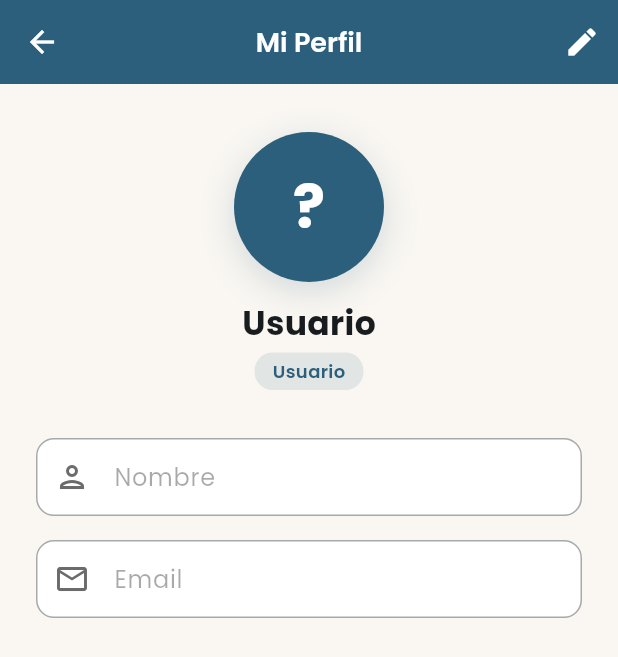
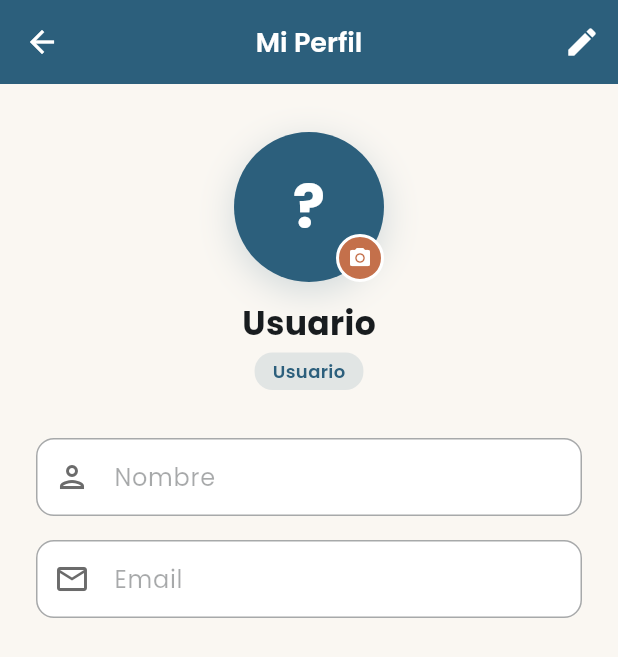
Before and after one commit to DanielMVenzala/frontIncidenciasFlutter, a Flutter app: the DashboardPage screen opened by its route, after a tap on "Mi perfil", on a phone screen of 412 x 824 dp. Shown: the top 657 px of the screen. Run offline on Flutter 3.47's test engine with Material 3 defaults, Android fonts, the phone set to English and light mode, and no system bars; our stand-ins replace dio, fl_chart, flutter_secure_storage, go_router, google_fonts, google_maps_flutter and 1 more; accounts and stored records are empty.

Commit message:
feat: añadir foto de perfil con subida a Cloudinary desde cámara o galería

```diff
--- a/lib/models/user_model.dart
+++ b/lib/models/user_model.dart
@@ -6,6 +6,7 @@ class UserModel {
   final String email;
   final String role;
   final bool bloqueado;
+  final String? profilePhoto;
 
   UserModel({
     required this.id,
@@ -13,9 +14,11 @@ class UserModel {
     required this.email,
     required this.role,
     this.bloqueado = false,
+    this.profilePhoto,
   });
 
   bool get isAdmin => role == 'admin';
+  bool get hasProfilePhoto => profilePhoto != null && profilePhoto!.isNotEmpty;
 
   factory UserModel.fromJson(Map<String, dynamic> json) {
     return UserModel(
@@ -24,6 +27,7 @@ class UserModel {
       email: json['email'] ?? '',
       role: json['rol'] ?? 'usuario',
       bloqueado: json['bloqueado'] ?? false,
+      profilePhoto: json['fotoPerfil'],
     );
   }
 
--- a/lib/presentation/pages/dashboard_page.dart
+++ b/lib/presentation/pages/dashboard_page.dart
@@ -55,11 +55,15 @@ class DashboardPage extends StatelessWidget {
                 ),
                 child: Row(
                   children: [
-                    // Avatar
+                    // Avatar (muestra foto de perfil si existe)
                     CircleAvatar(
                       radius: 28,
                       backgroundColor: Colors.white.withValues(alpha: 0.2),
-                      child: Text(
+                      backgroundImage: user?.hasProfilePhoto == true
+                          ? NetworkImage(user!.profilePhoto!)
+                          : null,
+                      child: user?.hasProfilePhoto != true
+                          ? Text(
                               (user?.name.isNotEmpty == true)
                                   ? user!.name[0].toUpperCase()
                                   : '?',
@@ -68,7 +72,8 @@ class DashboardPage extends StatelessWidget {
                                 fontWeight: FontWeight.bold,
                                 color: Colors.white,
                               ),
-                      ),
+                            )
+                          : null,
                     ),
                     const SizedBox(width: 16),
                     Expanded(
--- a/lib/presentation/pages/profile_page.dart
+++ b/lib/presentation/pages/profile_page.dart
@@ -1,7 +1,9 @@
 import 'package:flutter/material.dart';
+import 'package:image_picker/image_picker.dart';
 import 'package:provider/provider.dart';
 import '../../config/app_colors.dart';
 import '../../providers/auth_provider.dart';
+import '../../services/incident_service.dart';
 
 class ProfilePage extends StatefulWidget {
   const ProfilePage({super.key});
@@ -22,6 +24,8 @@ class _ProfilePageState extends State<ProfilePage> {
   bool _obscureOld = true;
   bool _obscureNew = true;
   bool _obscureConfirm = true;
+  bool _uploadingPhoto = false;
+  final ImagePicker _picker = ImagePicker();
 
   @override
   void initState() {
@@ -39,6 +43,74 @@ class _ProfilePageState extends State<ProfilePage> {
     _newPasswordController.dispose();
     _confirmPasswordController.dispose();
     super.dispose();
+  }
+
+  /// Muestra opciones para elegir foto de perfil (cámara o galería),
+  /// la sube a Cloudinary y actualiza el perfil del usuario.
+  Future<void> _changeProfilePhoto() async {
+    final source = await showModalBottomSheet<ImageSource>(
+      context: context,
+      shape: const RoundedRectangleBorder(
+        borderRadius: BorderRadius.vertical(top: Radius.circular(20)),
+      ),
+      builder: (ctx) => SafeArea(
+        child: Padding(
+          padding: const EdgeInsets.symmetric(vertical: 16),
+          child: Column(
+            mainAxisSize: MainAxisSize.min,
+            children: [
+              ListTile(
+                leading: const Icon(Icons.camera_alt),
+                title: const Text('Hacer una foto'),
+                onTap: () => Navigator.pop(ctx, ImageSource.camera),
+              ),
+              ListTile(
+                leading: const Icon(Icons.photo_library),
+                title: const Text('Elegir de la galería'),
+                onTap: () => Navigator.pop(ctx, ImageSource.gallery),
+              ),
+            ],
+          ),
+        ),
+      ),
+    );
+
+    if (source == null || !mounted) return;
+
+    final pickedFile = await _picker.pickImage(
+      source: source,
+      maxWidth: 512,
+      maxHeight: 512,
+      imageQuality: 85,
+    );
+    if (pickedFile == null || !mounted) return;
+
+    setState(() => _uploadingPhoto = true);
+    try {
+      // Capturar servicios antes del await para evitar uso de context tras async gap
+      final incidentService = context.read<IncidentService>();
+      final authProvider = context.read<AuthProvider>();
+
+      // Reutilizar el endpoint de subida de imágenes a Cloudinary
+      final url = await incidentService.uploadImage(pickedFile.path);
+
+      // Actualizar el perfil con la URL de la foto
+      await authProvider.updateProfile({'fotoPerfil': url});
+
+      if (mounted) {
+        ScaffoldMessenger.of(context).showSnackBar(
+          const SnackBar(content: Text('Foto de perfil actualizada')),
+        );
+      }
+    } catch (_) {
+      if (mounted) {
+        ScaffoldMessenger.of(context).showSnackBar(
+          const SnackBar(content: Text('Error al subir la foto')),
+        );
+      }
+    } finally {
+      if (mounted) setState(() => _uploadingPhoto = false);
+    }
   }
 
   Future<void> _save() async {
@@ -93,7 +165,11 @@ class _ProfilePageState extends State<ProfilePage> {
             children: [
               const SizedBox(height: 8),
 
-              // Avatar grande
+              // Avatar grande — pulsar para cambiar foto
+              GestureDetector(
+                onTap: _changeProfilePhoto,
+                child: Stack(
+                  children: [
                     Container(
                       decoration: BoxDecoration(
                         shape: BoxShape.circle,
@@ -108,7 +184,14 @@ class _ProfilePageState extends State<ProfilePage> {
                       child: CircleAvatar(
                         radius: 50,
                         backgroundColor: AppColors.primary,
-                  child: Text(
+                        backgroundImage: user?.hasProfilePhoto == true
+                            ? NetworkImage(user!.profilePhoto!)
+                            : null,
+                        child: _uploadingPhoto
+                            ? const CircularProgressIndicator(
+                                color: Colors.white, strokeWidth: 2)
+                            : user?.hasProfilePhoto != true
+                                ? Text(
                                     (user?.name.isNotEmpty == true)
                                         ? user!.name[0].toUpperCase()
                                         : '?',
@@ -117,7 +200,28 @@ class _ProfilePageState extends State<ProfilePage> {
                                       fontWeight: FontWeight.bold,
                                       color: Colors.white,
                                     ),
+                                  )
+                                : null,
                       ),
+                    ),
+                    Positioned(
+                      bottom: 0,
+                      right: 0,
+                      child: Container(
+                        padding: const EdgeInsets.all(6),
+                        decoration: BoxDecoration(
+                          color: AppColors.accent,
+                          shape: BoxShape.circle,
+                          border: Border.all(color: Colors.white, width: 2),
+                        ),
+                        child: const Icon(
+                          Icons.camera_alt,
+                          size: 16,
+                          color: Colors.white,
+                        ),
+                      ),
+                    ),
+                  ],
                 ),
               ),
               const SizedBox(height: 12),
```
Lines whose indentation alone changed are shown as unchanged.
